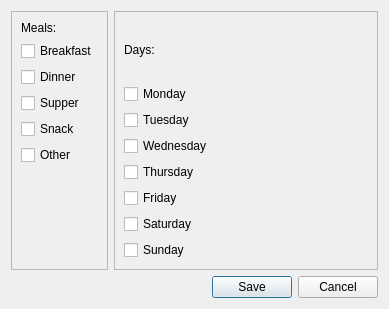
Qt form Ui_Files/SettingsDialog.ui (mfiejtek/MealGambler) before a commit.
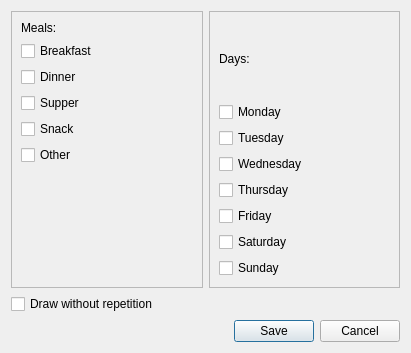
The same form after that commit.

Commit message: added drawing without repetition

The edit to the form file:
```diff
--- a/Ui_Files/SettingsDialog.ui
+++ b/Ui_Files/SettingsDialog.ui
@@ -6,24 +6,28 @@
    <rect>
     <x>0</x>
     <y>0</y>
-    <width>389</width>
-    <height>309</height>
+    <width>411</width>
+    <height>353</height>
    </rect>
   </property>
   <property name="windowTitle">
    <string>Dialog</string>
   </property>
-  <layout class="QGridLayout" name="gridLayout_2">
+  <layout class="QGridLayout" name="gridLayout_3">
    <item row="0" column="0">
-    <widget class="QFrame" name="mealsFrame">
-     <property name="frameShape">
-      <enum>QFrame::StyledPanel</enum>
-     </property>
-     <property name="frameShadow">
-      <enum>QFrame::Raised</enum>
-     </property>
      <layout class="QVBoxLayout" name="verticalLayout_3">
       <item>
+      <layout class="QHBoxLayout" name="horizontalLayout">
+       <item>
+        <widget class="QFrame" name="mealsFrame">
+         <property name="frameShape">
+          <enum>QFrame::StyledPanel</enum>
+         </property>
+         <property name="frameShadow">
+          <enum>QFrame::Raised</enum>
+         </property>
+         <layout class="QGridLayout" name="gridLayout_2">
+          <item row="0" column="0">
        <layout class="QVBoxLayout" name="verticalLayout_2">
         <item>
          <widget class="QLabel" name="label">
@@ -69,7 +73,7 @@
         </item>
        </layout>
       </item>
-      <item>
+          <item row="1" column="0">
        <spacer name="verticalSpacer">
         <property name="orientation">
          <enum>Qt::Vertical</enum>
@@ -85,7 +89,7 @@
      </layout>
     </widget>
    </item>
-   <item row="0" column="1">
+       <item>
     <widget class="QFrame" name="daysFrame">
      <property name="frameShape">
       <enum>QFrame::StyledPanel</enum>
@@ -157,7 +161,18 @@
      </layout>
     </widget>
    </item>
-   <item row="1" column="1">
+      </layout>
+     </item>
+     <item>
+      <widget class="QCheckBox" name="repetitionCheckBox">
+       <property name="text">
+        <string>Draw without repetition</string>
+       </property>
+      </widget>
+     </item>
+    </layout>
+   </item>
+   <item row="1" column="0">
     <widget class="QDialogButtonBox" name="buttonBox">
      <property name="orientation">
       <enum>Qt::Horizontal</enum>
```
Lines whose indentation alone changed are shown as unchanged. The commit also changes 4 other files.
